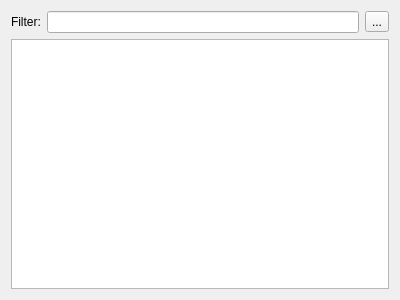
qt-creator/qt-creator, file src/plugins/git/gitorious/gitoriousrepositorywizardpage.ui: the form before one commit.
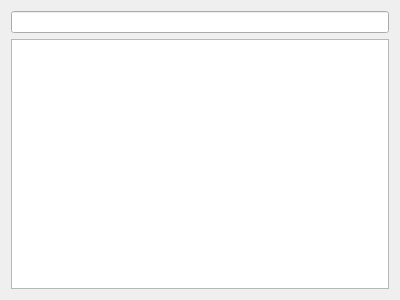
The form after the commit. Custom widgets are drawn as their Qt base class.

Commit message: Replace handcrafted filter widgets by Utils::FilterLineEdit

```diff
--- a/src/plugins/git/gitorious/gitoriousrepositorywizardpage.ui
+++ b/src/plugins/git/gitorious/gitoriousrepositorywizardpage.ui
@@ -15,31 +15,33 @@
   </property>
   <layout class="QVBoxLayout" name="verticalLayout">
    <item>
-    <layout class="QHBoxLayout" name="horizontalLayout">
-     <item>
-      <widget class="QLabel" name="filterLabel">
-       <property name="text">
-        <string>Filter:</string>
-       </property>
-      </widget>
-     </item>
-     <item>
-      <widget class="QLineEdit" name="filterLineEdit"/>
-     </item>
-     <item>
-      <widget class="QToolButton" name="filterClearButton">
-       <property name="text">
-        <string>...</string>
-       </property>
-      </widget>
-     </item>
-    </layout>
+    <widget class="Utils::FilterLineEdit" name="filterLineEdit">
+     <property name="focusPolicy">
+      <enum>Qt::ClickFocus</enum>
+     </property>
+    </widget>
    </item>
    <item>
     <widget class="QTreeView" name="repositoryTreeView"/>
    </item>
   </layout>
  </widget>
+ <customwidgets>
+  <customwidget>
+   <class>Utils::FancyLineEdit</class>
+   <extends>QLineEdit</extends>
+   <header location="global">utils/fancylineedit.h</header>
+  </customwidget>
+  <customwidget>
+   <class>Utils::FilterLineEdit</class>
+   <extends>Utils::FancyLineEdit</extends>
+   <header location="global">utils/filterlineedit.h</header>
+  </customwidget>
+ </customwidgets>
+ <tabstops>
+  <tabstop>filterLineEdit</tabstop>
+  <tabstop>repositoryTreeView</tabstop>
+ </tabstops>
  <resources/>
  <connections/>
 </ui>
```
The commit also changes 7 other files.
